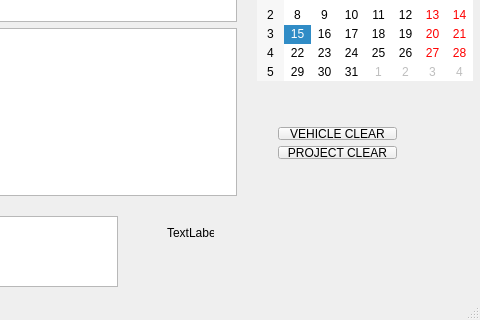
svobodapraha/MakeVehicleStatistic, file MakeVehicleStatistic/mainwindow.ui: the form before one commit; both pictures show x 633 to 1113 and y 571 to 891 of the 1113 by 891 pixel window.
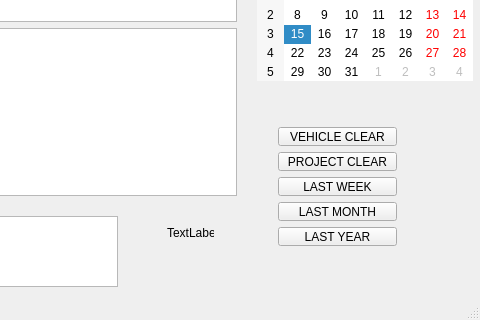
The form after the commit.

What changed in the file:
```diff
--- a/MakeVehicleStatistic/mainwindow.ui
+++ b/MakeVehicleStatistic/mainwindow.ui
@@ -155,7 +155,7 @@
      </rect>
     </property>
    </widget>
-   <widget class="QWidget" name="">
+   <widget class="QWidget" name="layoutWidget">
     <property name="geometry">
      <rect>
       <x>20</x>
@@ -179,13 +179,13 @@
      </item>
     </layout>
    </widget>
-   <widget class="QWidget" name="">
+   <widget class="QWidget" name="layoutWidget">
     <property name="geometry">
      <rect>
       <x>900</x>
       <y>670</y>
       <width>141</width>
-      <height>54</height>
+      <height>141</height>
      </rect>
     </property>
     <layout class="QVBoxLayout" name="verticalLayout_3">
@@ -203,6 +203,27 @@
        </property>
       </widget>
      </item>
+     <item>
+      <widget class="QPushButton" name="btn_LastWeek">
+       <property name="text">
+        <string>LAST WEEK</string>
+       </property>
+      </widget>
+     </item>
+     <item>
+      <widget class="QPushButton" name="btn_LastMonth">
+       <property name="text">
+        <string>LAST MONTH</string>
+       </property>
+      </widget>
+     </item>
+     <item>
+      <widget class="QPushButton" name="btn_LastYear">
+       <property name="text">
+        <string>LAST YEAR</string>
+       </property>
+      </widget>
+     </item>
     </layout>
    </widget>
   </widget>
```
